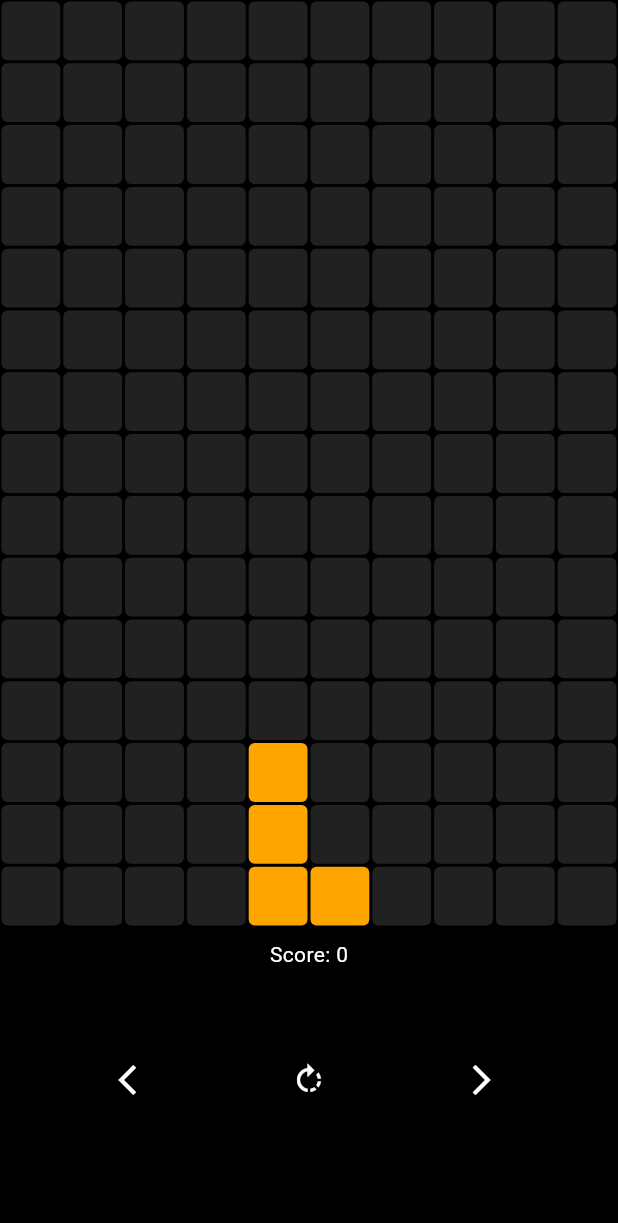
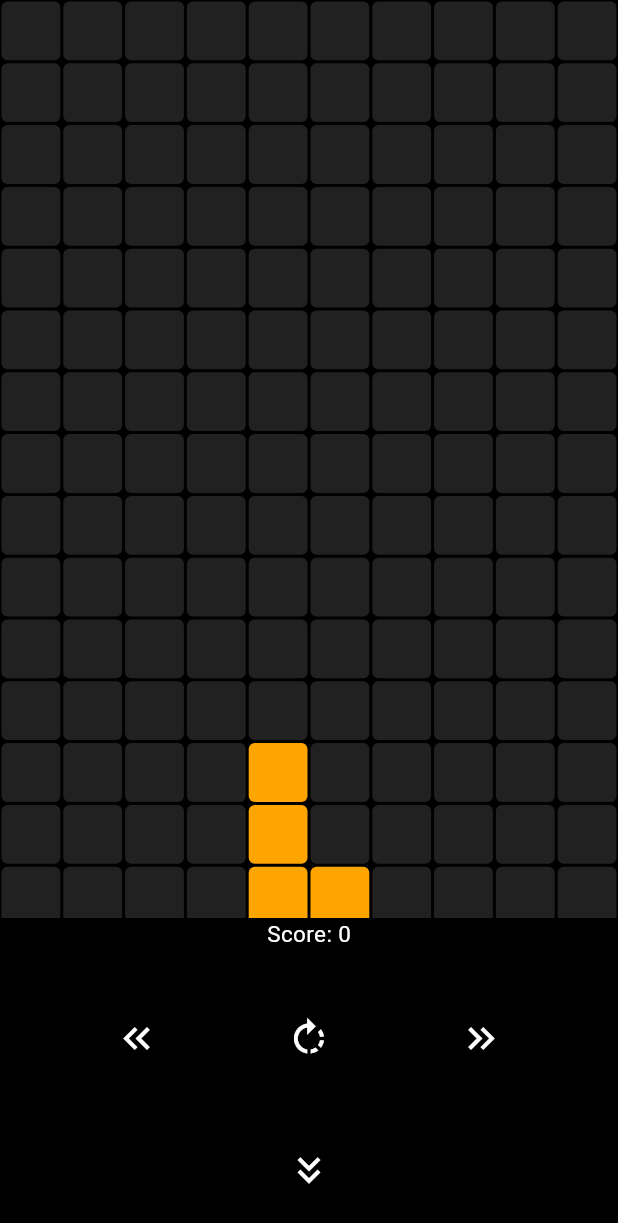
Before and after one commit to Tiger-Sharks/Mini-Tetris, a Flutter app: the screen it shows after launch, on a phone screen of 412 x 824 dp. Shown: the top 1223 px of the screen. Run offline on Flutter 3.47's test engine with Material 3 defaults, Android fonts, the phone set to English and light mode, and no system bars.

Commit message:
Version 2
Added a new button to fasten the lowering process

```diff
--- a/lib/board.dart
+++ b/lib/board.dart
@@ -214,6 +214,15 @@ class _GameBoardState extends State<GameBoard> {
     }
   }
 
+  // Move Down
+  void moveDown() {
+    if (!checkCollision(Direction.down)) {
+      setState(() {
+        currentPiece.movePiece(Direction.down);
+      });
+    }
+  }
+
   // Rotate
   void rotatePiece() {
     setState(() {
@@ -312,12 +321,15 @@ class _GameBoardState extends State<GameBoard> {
           // Score Board
           Text(
             "Score: $currScore",
-            style: TextStyle(color: Colors.white),
+            style: TextStyle(
+                color: Colors.white,
+                fontSize: 15.0
+            ),
           ),
 
-          // Game Controls
+          // Game Controls R1
           Padding(
-            padding: const EdgeInsets.only(bottom: 80.0, top: 50.0),
+            padding: const EdgeInsets.only(bottom: 10.0, top: 35.0),
             child: Row(
               mainAxisAlignment: MainAxisAlignment.spaceEvenly,
               children: [
@@ -325,21 +337,45 @@ class _GameBoardState extends State<GameBoard> {
               IconButton(
                   onPressed: moveLeft,
                   color: Colors.white,
-                  icon: Icon(Icons.arrow_back_ios)),
+                  icon: Icon(
+                      Icons.keyboard_double_arrow_left,
+                      size: 30.0)),
 
               // Rotate
               IconButton(
                   onPressed: rotatePiece,
                   color: Colors.white,
-                  icon: Icon(Icons.rotate_right)),
+                  icon: Icon(
+                      Icons.rotate_right,
+                      size:30.0)),
 
               // Right
               IconButton(
                   onPressed: moveRight,
                   color: Colors.white,
-                  icon: Icon(Icons.arrow_forward_ios)),
+                  icon: Icon(
+                      Icons.keyboard_double_arrow_right,
+                      size: 30.0)),
             ],),
-          )
+
+          ),
+
+          // Game Controls R2
+          Padding(
+            padding: const EdgeInsets.only(bottom: 20.0, top: 30.0),
+            child: Row(
+              mainAxisAlignment: MainAxisAlignment.spaceEvenly,
+              children: [
+                // Left
+                IconButton(
+                    onPressed: moveDown,
+                    color: Colors.white,
+                    icon: Icon(
+                      Icons.keyboard_double_arrow_down,
+                      size: 30.0,)),
+              ],),
+
+          ),
 
         ],
       ),
--- a/lib/piece.dart
+++ b/lib/piece.dart
@@ -80,6 +80,12 @@ class Piece {
       case Direction.right:
         for (int x = 0; x < position.length; x++) {
           position[x] += 1;
+        }
+        break;
+
+      case Direction.down:
+        for (int y = 0; y < position.length; y++) {
+            position[y] += 1;
         }
         break;
 
```
Also changed, not shown: pubspec.lock, 2 other files.
